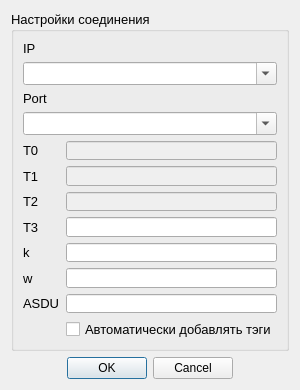
Qt form settingsdialog.ui (MicroKoder/QIEC104) before a commit.
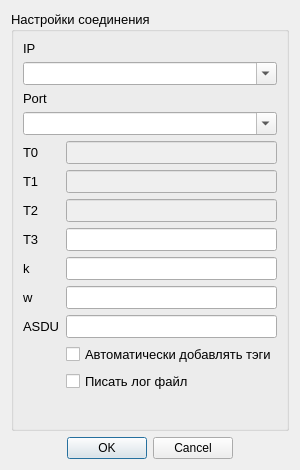
The same form after that commit. Icons and pictures are not drawn.

The edit to the form file:
```diff
--- a/settingsdialog.ui
+++ b/settingsdialog.ui
@@ -7,11 +7,11 @@
     <x>0</x>
     <y>0</y>
     <width>300</width>
-    <height>390</height>
+    <height>470</height>
    </rect>
   </property>
   <property name="sizePolicy">
-   <sizepolicy hsizetype="Fixed" vsizetype="Fixed">
+   <sizepolicy hsizetype="Fixed" vsizetype="Minimum">
     <horstretch>0</horstretch>
     <verstretch>0</verstretch>
    </sizepolicy>
@@ -25,7 +25,7 @@
   <property name="maximumSize">
    <size>
     <width>300</width>
-    <height>390</height>
+    <height>500</height>
    </size>
   </property>
   <property name="windowTitle">
@@ -186,6 +186,13 @@
           </property>
          </widget>
         </item>
+        <item row="9" column="1">
+         <widget class="QCheckBox" name="checkBox_newLog">
+          <property name="text">
+           <string>Писать лог файл</string>
+          </property>
+         </widget>
+        </item>
        </layout>
       </item>
       <item>
```
